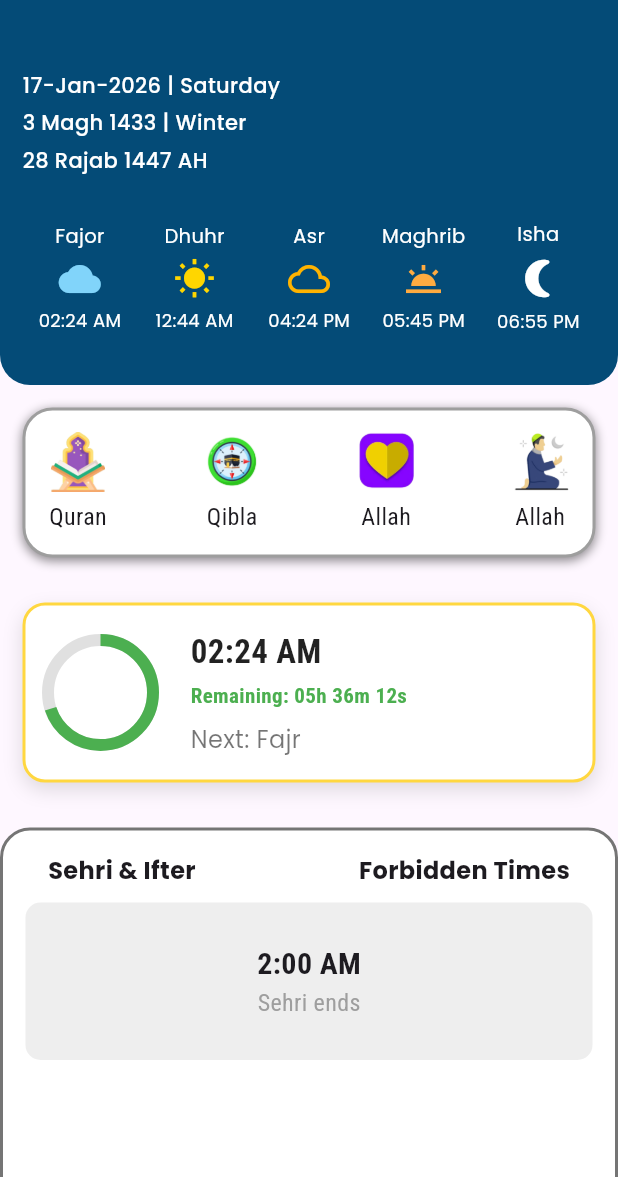
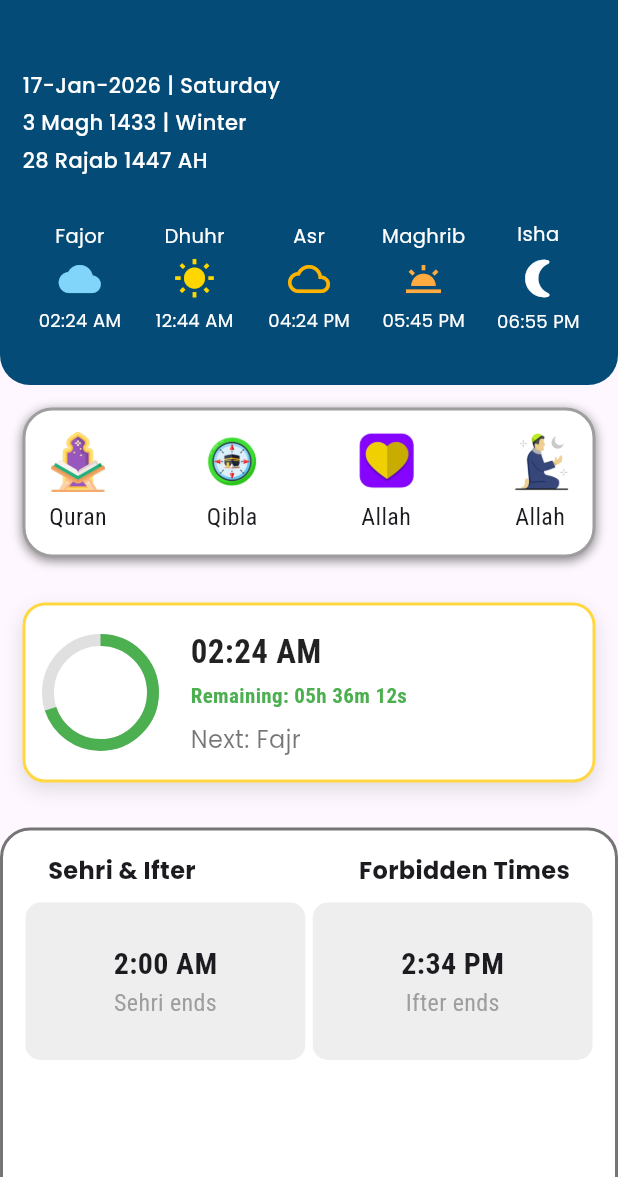
Before and after one commit to oliulalam/pure_muslim_app, a Flutter app: the screen it shows after launch, on a phone screen of 412 x 824 dp, the part 59-1236 px from its top. Run offline on Flutter 3.47's test engine with Material 3 defaults, Android fonts, the phone set to English and light mode, and no system bars; our stand-ins replace flutter_svg.

Commit message:
Ifter Card added

```diff
--- a/lib/screen/home_screen.dart
+++ b/lib/screen/home_screen.dart
@@ -492,6 +492,25 @@ class _HomeScreenState extends State<HomeScreen> {
                           ),
                         ),
                       ),
+                      SizedBox(width: 5,),
+                      Expanded(
+                        flex: 1,
+                        child: Container(
+                          height: 105,
+                          decoration: BoxDecoration(
+                              color: Colors.grey.shade200,
+                              borderRadius: BorderRadius.circular(10)
+                          ),
+                          child: Column(
+                            crossAxisAlignment: CrossAxisAlignment.center,
+                            mainAxisAlignment: MainAxisAlignment.center,
+                            children: [
+                              Text("2:34 PM", style: TextStyle(fontSize: 20, fontWeight: FontWeight.w700),),
+                              Text("Ifter ends", style: TextStyle(color: Colors.grey, fontSize: 16, fontWeight: FontWeight.w400),)
+                            ],
+                          ),
+                        ),
+                      ),
 
                     ],
                   )
```
